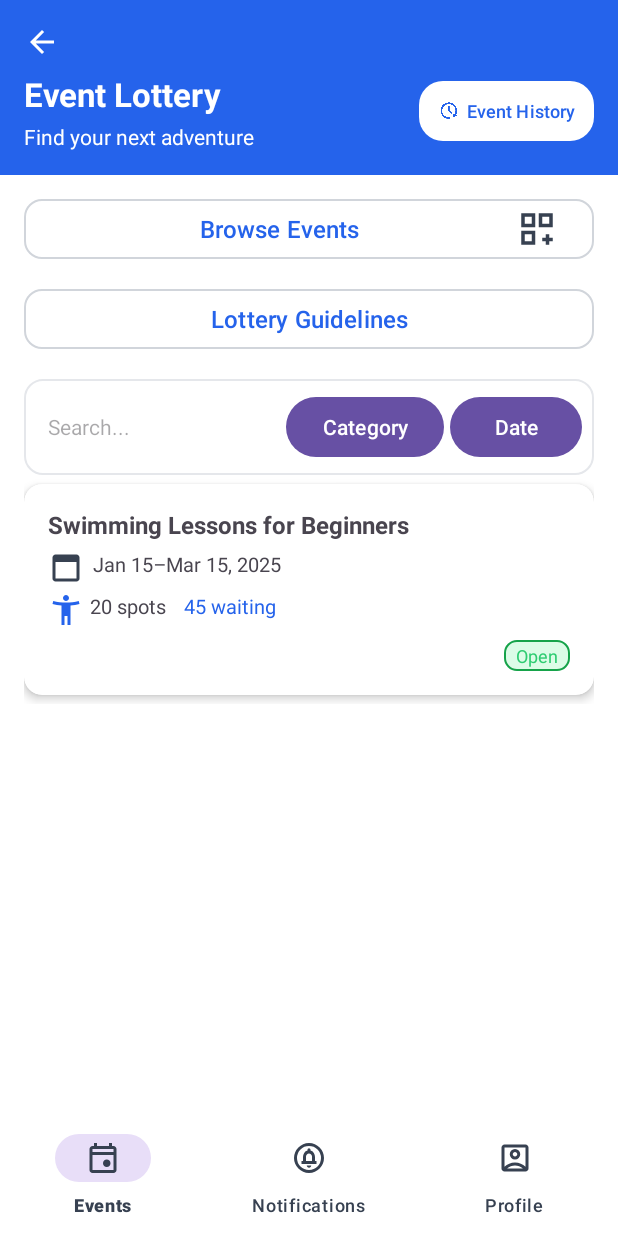
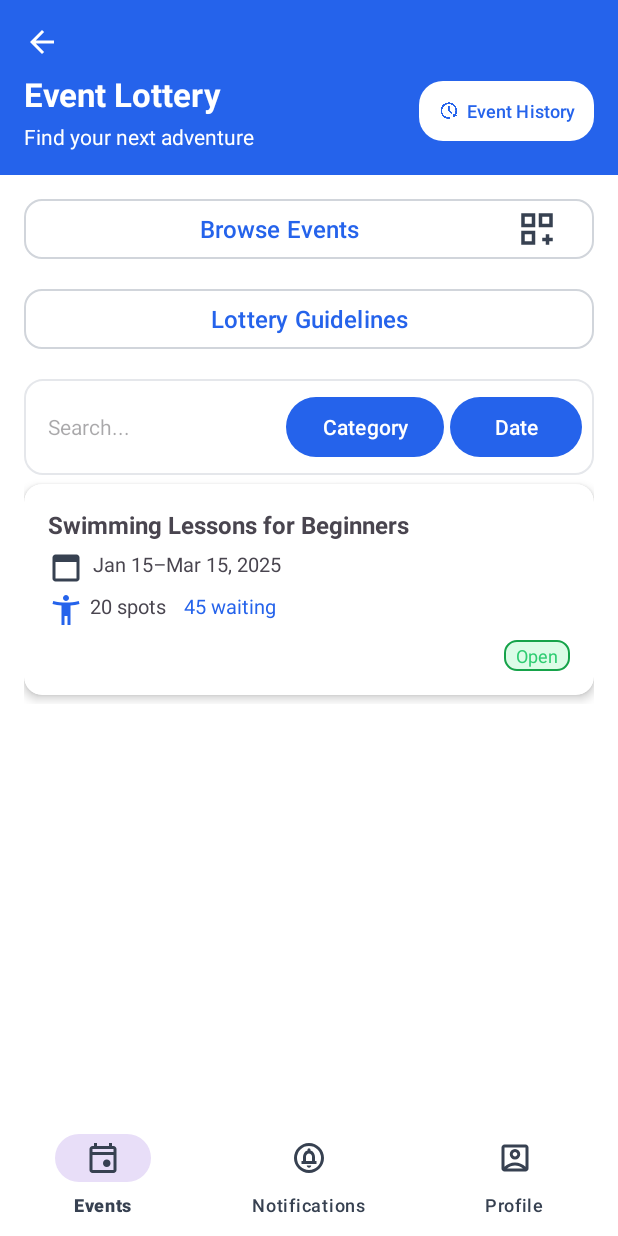
Before and after one commit to CMPUT301F25gainly/gainly-flow, an Android app: the layout activity_entrant_home.xml on its own in the app's theme, with its tools: preview values and no code run, on a phone screen of 412 x 824 dp. Run offline under Robolectric (Android 15) with nearby library versions, the phone set to English and light mode, and no system bars.

Commit message:
button color

```diff
--- a/Gainly_Flow/app/src/main/res/layout/activity_entrant_home.xml
+++ b/Gainly_Flow/app/src/main/res/layout/activity_entrant_home.xml
@@ -156,12 +156,14 @@
             android:id="@+id/categoryButton"
             android:layout_width="wrap_content"
             android:layout_height="wrap_content"
+            app:backgroundTint="@color/blue_500"
             android:text="Category" />
 
         <Button
             android:id="@+id/dateButton"
             android:layout_width="wrap_content"
             android:layout_height="wrap_content"
+            app:backgroundTint="@color/blue_500"
             android:text="Date"
             android:layout_marginStart="4dp"/>
     </LinearLayout>
```
